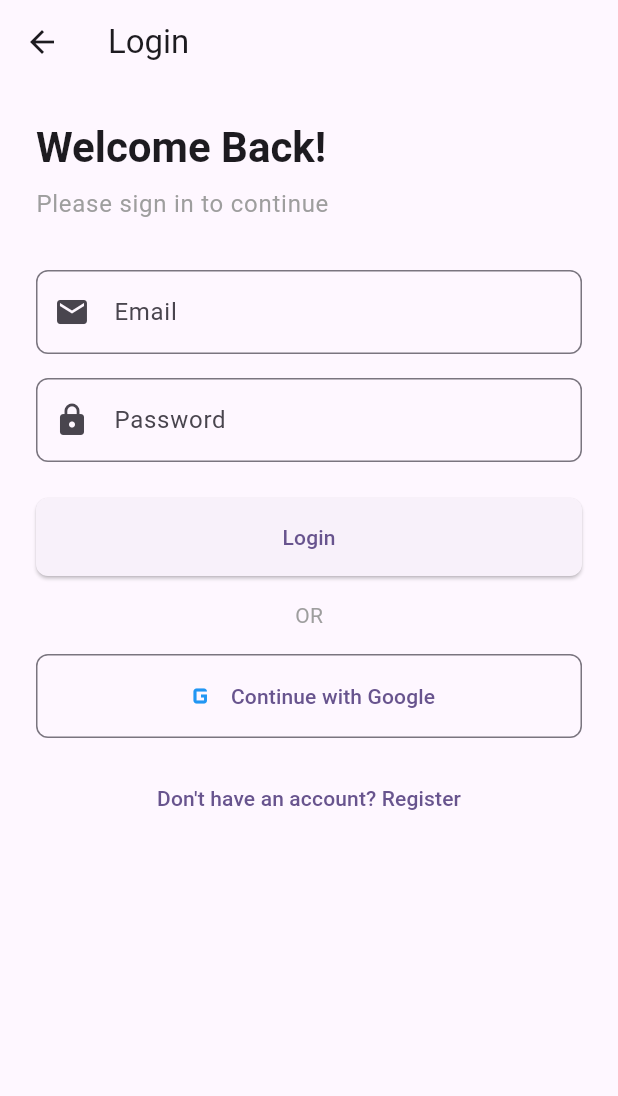
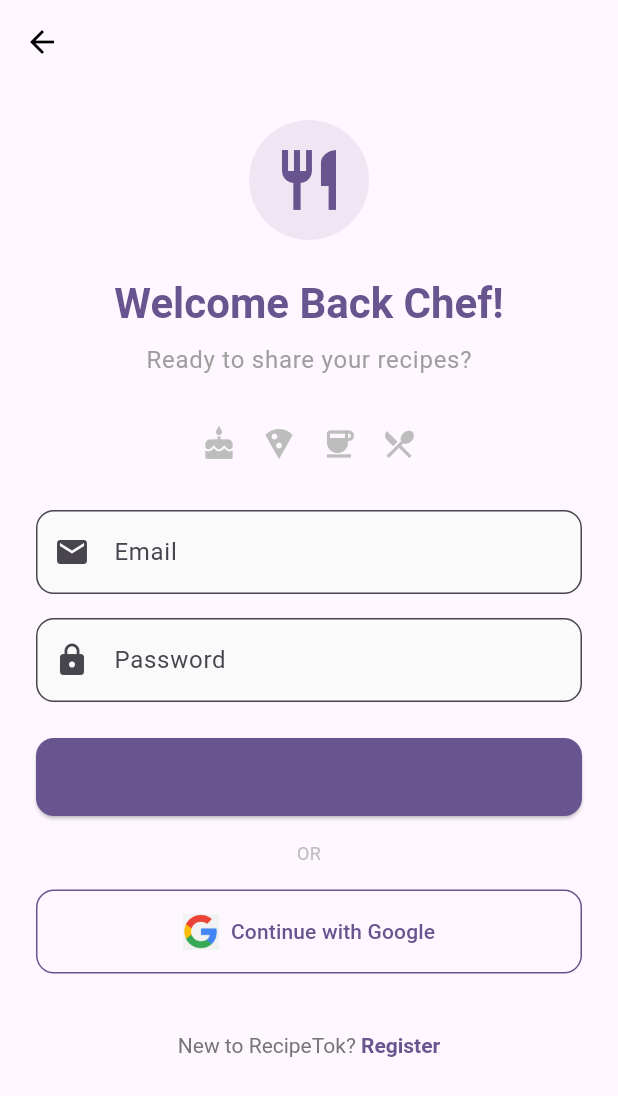
Before and after one commit to adamjweil/recipetok, a Flutter app: the screen it shows after launch, after a tap on "Login", on a phone screen of 412 x 824 dp. Shown: the top 1096 px of the screen. Run offline on Flutter 3.47's test engine with Material 3 defaults, Android fonts, the phone set to English and light mode, and no system bars; our stand-ins replace cached_network_image, cloud_firestore, firebase_auth, firebase_core, firebase_storage, flutter_dotenv and 3 more; accounts and stored records are empty.

Commit message:
Final push of day 1. Cleaned up misc. style stuff.

```diff
--- a/lib/screens/login_screen.dart
+++ b/lib/screens/login_screen.dart
@@ -103,7 +103,9 @@ class _LoginScreenState extends State<LoginScreen> {
   Widget build(BuildContext context) {
     return Scaffold(
       appBar: AppBar(
-        title: const Text('Login'),
+        backgroundColor: Colors.transparent,
+        elevation: 0,
+        iconTheme: const IconThemeData(color: Colors.black),
       ),
       body: SafeArea(
         child: SingleChildScrollView(
@@ -113,28 +115,69 @@ class _LoginScreenState extends State<LoginScreen> {
             child: Column(
               crossAxisAlignment: CrossAxisAlignment.start,
               children: [
+                // App Icon
+                Center(
+                  child: Container(
+                    padding: const EdgeInsets.all(16),
+                    decoration: BoxDecoration(
+                      color: Theme.of(context).primaryColor.withOpacity(0.1),
+                      shape: BoxShape.circle,
+                    ),
+                    child: Icon(
+                      Icons.restaurant,
+                      size: 48,
+                      color: Theme.of(context).primaryColor,
+                    ),
+                  ),
+                ),
+                const SizedBox(height: 24),
+                // Welcome Text
+                Center(
+                  child: Column(
+                    children: [
                       Text(
-                  'Welcome Back!',
+                        'Welcome Back Chef!',
                         style: Theme.of(context).textTheme.headlineMedium?.copyWith(
                               fontWeight: FontWeight.bold,
+                              color: Theme.of(context).primaryColor,
                             ),
                       ),
                       const SizedBox(height: 8),
                       Text(
-                  'Please sign in to continue',
+                        'Ready to share your recipes?',
                         style: Theme.of(context).textTheme.bodyLarge?.copyWith(
                               color: Colors.grey,
                             ),
                       ),
+                    ],
+                  ),
+                ),
                 const SizedBox(height: 32),
+                // Food icons row
+                Row(
+                  mainAxisAlignment: MainAxisAlignment.center,
+                  children: [
+                    Icon(Icons.cake, color: Colors.grey[400]),
+                    const SizedBox(width: 16),
+                    Icon(Icons.local_pizza, color: Colors.grey[400]),
+                    const SizedBox(width: 16),
+                    Icon(Icons.coffee, color: Colors.grey[400]),
+                    const SizedBox(width: 16),
+                    Icon(Icons.restaurant_menu, color: Colors.grey[400]),
+                  ],
+                ),
+                const SizedBox(height: 32),
+                // Login Form
                 TextFormField(
                   controller: _emailController,
                   decoration: InputDecoration(
                     labelText: 'Email',
                     border: OutlineInputBorder(
-                      borderRadius: BorderRadius.circular(8),
+                      borderRadius: BorderRadius.circular(12),
                     ),
                     prefixIcon: const Icon(Icons.email),
+                    filled: true,
+                    fillColor: Colors.grey[50],
                   ),
                   keyboardType: TextInputType.emailAddress,
                   validator: (value) {
@@ -150,9 +193,11 @@ class _LoginScreenState extends State<LoginScreen> {
                   decoration: InputDecoration(
                     labelText: 'Password',
                     border: OutlineInputBorder(
-                      borderRadius: BorderRadius.circular(8),
+                      borderRadius: BorderRadius.circular(12),
                     ),
                     prefixIcon: const Icon(Icons.lock),
+                    filled: true,
+                    fillColor: Colors.grey[50],
                   ),
                   obscureText: true,
                   validator: (value) {
@@ -170,17 +215,28 @@ class _LoginScreenState extends State<LoginScreen> {
                     style: ElevatedButton.styleFrom(
                       padding: const EdgeInsets.symmetric(vertical: 16),
                       shape: RoundedRectangleBorder(
-                        borderRadius: BorderRadius.circular(8),
+                        borderRadius: BorderRadius.circular(12),
                       ),
+                      backgroundColor: Theme.of(context).primaryColor,
                     ),
                     child: _isLoading
-                        ? const CircularProgressIndicator()
-                        : const Text('Login'),
+                        ? const SizedBox(
+                            height: 20,
+                            width: 20,
+                            child: CircularProgressIndicator(
+                              strokeWidth: 2,
+                              valueColor: AlwaysStoppedAnimation<Color>(Colors.white),
+                            ),
+                          )
+                        : const Text('Start Cooking'),
                   ),
                 ),
                 const SizedBox(height: 16),
                 Center(
-                  child: Text('OR', style: TextStyle(color: Colors.grey)),
+                  child: Text(
+                    'OR',
+                    style: TextStyle(color: Colors.grey[400], fontSize: 12),
+                  ),
                 ),
                 const SizedBox(height: 16),
                 SizedBox(
@@ -190,24 +246,38 @@ class _LoginScreenState extends State<LoginScreen> {
                     style: OutlinedButton.styleFrom(
                       padding: const EdgeInsets.symmetric(vertical: 16),
                       shape: RoundedRectangleBorder(
-                        borderRadius: BorderRadius.circular(8),
+                        borderRadius: BorderRadius.circular(12),
                       ),
+                      side: BorderSide(color: Theme.of(context).primaryColor),
                     ),
-                    icon: Icon(
-                      Icons.g_mobiledata,
-                      size: 24,
-                      color: Colors.blue,
+                    icon: Image.asset(
+                      'assets/images/google_logo.png',
+                      height: 24,
                     ),
                     label: const Text('Continue with Google'),
                   ),
                 ),
-                const SizedBox(height: 16),
+                const SizedBox(height: 24),
                 Center(
                   child: TextButton(
                     onPressed: () {
                       Navigator.pushNamed(context, '/register');
                     },
-                    child: const Text('Don\'t have an account? Register'),
+                    child: RichText(
+                      text: TextSpan(
+                        text: 'New to RecipeTok? ',
+                        style: TextStyle(color: Colors.grey[600]),
+                        children: [
+                          TextSpan(
+                            text: 'Register',
+                            style: TextStyle(
+                              color: Theme.of(context).primaryColor,
+                              fontWeight: FontWeight.bold,
+                            ),
+                          ),
+                        ],
+                      ),
+                    ),
                   ),
                 ),
               ],
--- a/lib/screens/welcome_screen.dart
+++ b/lib/screens/welcome_screen.dart
@@ -24,26 +24,47 @@ class WelcomeScreen extends StatelessWidget {
               child: Column(
                 mainAxisAlignment: MainAxisAlignment.center,
                 children: [
-                  const Icon(
-                    Icons.waving_hand,
-                    size: 80,
-                    color: Colors.white,
+                  Container(
+                    padding: const EdgeInsets.all(16),
+                    decoration: BoxDecoration(
+                      color: Colors.white.withOpacity(0.2),
+                      shape: BoxShape.circle,
+                    ),
+                    child: const Icon(
+                      Icons.restaurant,
+                      size: 64,
+                      color: Colors.white,
+                    ),
                   ),
                   const SizedBox(height: 24),
                   Text(
-                    'Welcome!',
+                    'RecipeTok',
                     style: Theme.of(context).textTheme.headlineLarge?.copyWith(
                           color: Colors.white,
                           fontWeight: FontWeight.bold,
+                          letterSpacing: 1.2,
                         ),
                   ),
                   const SizedBox(height: 12),
                   Text(
-                    'Join us today and start your journey',
+                    'Share your culinary creations\nwith the world',
                     style: Theme.of(context).textTheme.bodyLarge?.copyWith(
                           color: Colors.white70,
                         ),
                     textAlign: TextAlign.center,
+                  ),
+                  const SizedBox(height: 24),
+                  Row(
+                    mainAxisAlignment: MainAxisAlignment.center,
+                    children: const [
+                      Icon(Icons.cake, color: Colors.white70),
+                      SizedBox(width: 16),
+                      Icon(Icons.local_pizza, color: Colors.white70),
+                      SizedBox(width: 16),
+                      Icon(Icons.coffee, color: Colors.white70),
+                      SizedBox(width: 16),
+                      Icon(Icons.restaurant_menu, color: Colors.white70),
+                    ],
                   ),
                   const SizedBox(height: 48),
                   SizedBox(
@@ -81,6 +102,13 @@ class WelcomeScreen extends StatelessWidget {
                       child: const Text('Register'),
                     ),
                   ),
+                  const SizedBox(height: 24),
+                  Text(
+                    'Join our community of food lovers',
+                    style: Theme.of(context).textTheme.bodySmall?.copyWith(
+                          color: Colors.white70,
+                        ),
+                  ),
                 ],
               ),
             ),
--- a/pubspec.yaml
+++ b/pubspec.yaml
@@ -48,6 +48,8 @@ dependencies:
   google_sign_in: ^6.2.2
   firebase_database: ^10.5.7
   video_player: ^2.8.1
+  path_provider: ^2.1.2
+  sqflite: ^2.3.2
 
 dev_dependencies:
   flutter_test:
```
Also changed, not shown: lib/screens/profile_screen.dart (+48 -32 lines), pubspec.lock, 2 other files. Lines whose indentation alone changed are shown as unchanged.
